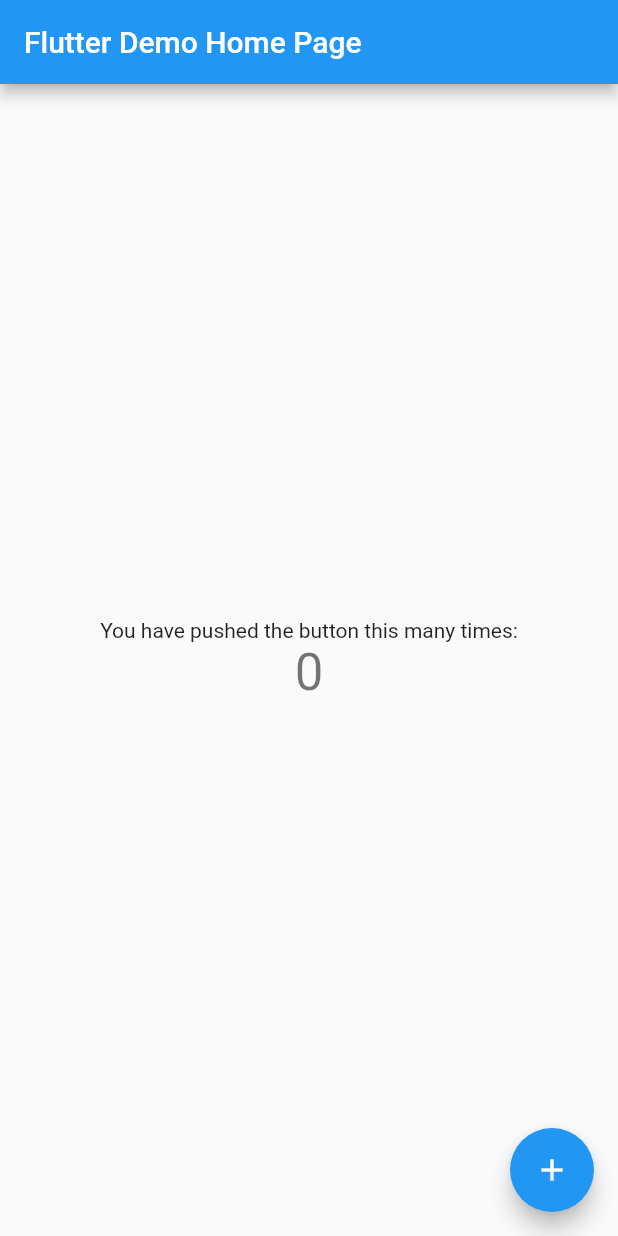
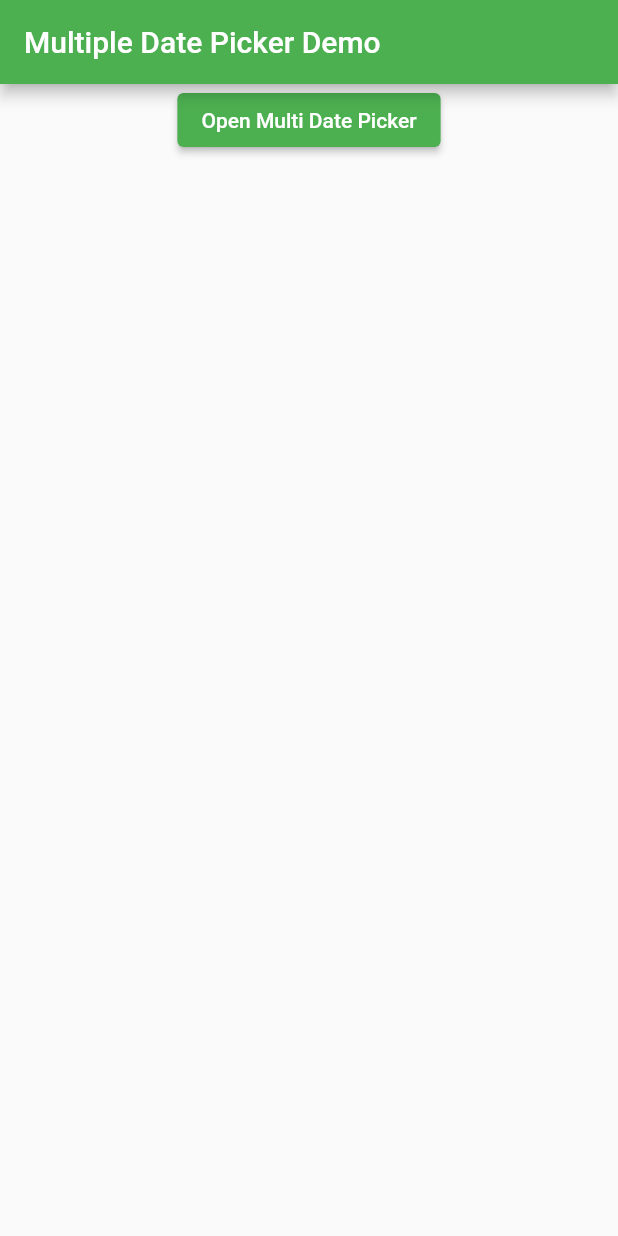
Before and after one commit to wildanptra/flutter-calendar-date-picker-demo, a Flutter app: the screen it shows after launch, on a phone screen of 412 x 824 dp. Run offline on Flutter 3.47's test engine with Material 2 defaults, Android fonts, the phone set to English and light mode, and no system bars; our stand-ins replace calendar_date_picker2.

Commit message:
Calendar Date Picker Complete

```diff
--- a/lib/main.dart
+++ b/lib/main.dart
@@ -1,45 +1,27 @@
 import 'package:flutter/material.dart';
+import 'package:calendar_date_picker2/calendar_date_picker2.dart';
 
 void main() {
   runApp(const MyApp());
 }
 
 class MyApp extends StatelessWidget {
-  const MyApp({super.key});
+  const MyApp({Key? key}) : super(key: key);
 
-  // This widget is the root of your application.
   @override
   Widget build(BuildContext context) {
     return MaterialApp(
-      title: 'Flutter Demo',
+      title: 'Multiple Date Picker Demo',
       theme: ThemeData(
-        // This is the theme of your application.
-        //
-        // Try running your application with "flutter run". You'll see the
-        // application has a blue toolbar. Then, without quitting the app, try
-        // changing the primarySwatch below to Colors.green and then invoke
-        // "hot reload" (press "r" in the console where you ran "flutter run",
-        // or simply save your changes to "hot reload" in a Flutter IDE).
-        // Notice that the counter didn't reset back to zero; the application
-        // is not restarted.
-        primarySwatch: Colors.blue,
+        primarySwatch: Colors.green,
       ),
-      home: const MyHomePage(title: 'Flutter Demo Home Page'),
+      home: const MyHomePage(title: 'Multiple Date Picker Demo'),
     );
   }
 }
 
 class MyHomePage extends StatefulWidget {
-  const MyHomePage({super.key, required this.title});
-
-  // This widget is the home page of your application. It is stateful, meaning
-  // that it has a State object (defined below) that contains fields that affect
-  // how it looks.
-
-  // This class is the configuration for the state. It holds the values (in this
-  // case the title) provided by the parent (in this case the App widget) and
-  // used by the build method of the State. Fields in a Widget subclass are
-  // always marked "final".
+  const MyHomePage({Key? key, required this.title}) : super(key: key);
 
   final String title;
 
@@ -48,68 +30,82 @@ class MyHomePage extends StatefulWidget {
 }
 
 class _MyHomePageState extends State<MyHomePage> {
-  int _counter = 0;
+  List<DateTime?> _selectedDates = [];
 
-  void _incrementCounter() {
-    setState(() {
-      // This call to setState tells the Flutter framework that something has
-      // changed in this State, which causes it to rerun the build method below
-      // so that the display can reflect the updated values. If we changed
-      // _counter without calling setState(), then the build method would not be
-      // called again, and so nothing would appear to happen.
-      _counter++;
-    });
-  }
+Future<void> _selectDates(BuildContext context) async {
+
+  // Create a custom dialog
+  await showDialog(
+    context: context,
+    builder: (BuildContext context) {
+      return AlertDialog(
+        contentPadding: const EdgeInsets.all(0.0),
+        content: SizedBox(
+          width: MediaQuery.of(context).size.width,
+          child: CalendarDatePicker2(
+            config: CalendarDatePicker2Config(
+              calendarType: CalendarDatePicker2Type.multi,
+              firstDate: DateTime.now(),
+              selectableDayPredicate: (DateTime day) {
+                // Batasi hanya 4 tanggal yang dapat dipilih
+                return _selectedDates.length < 4 || _selectedDates.contains(day);
+              },
+            ),
+            value: _selectedDates,
+            onValueChanged: (List<DateTime?> dates) {
+              setState(() {
+                _selectedDates = dates;
+              });
+            },
+          ),
+        ),
+        actions: [
+          ElevatedButton(
+            onPressed: () {
+              Navigator.of(context).pop();
+            },
+            child: const Text("OK"),
+          ),
+        ],
+      );
+    },
+  );
+}
+
 
   @override
   Widget build(BuildContext context) {
-    // This method is rerun every time setState is called, for instance as done
-    // by the _incrementCounter method above.
-    //
-    // The Flutter framework has been optimized to make rerunning build methods
-    // fast, so that you can just rebuild anything that needs updating rather
-    // than having to individually change instances of widgets.
     return Scaffold(
       appBar: AppBar(
-        // Here we take the value from the MyHomePage object that was created by
-        // the App.build method, and use it to set our appbar title.
         title: Text(widget.title),
       ),
       body: Center(
-        // Center is a layout widget. It takes a single child and positions it
-        // in the middle of the parent.
         child: Column(
-          // Column is also a layout widget. It takes a list of children and
-          // arranges them vertically. By default, it sizes itself to fit its
-          // children horizontally, and tries to be as tall as its parent.
-          //
-          // Invoke "debug painting" (press "p" in the console, choose the
-          // "Toggle Debug Paint" action from the Flutter Inspector in Android
-          // Studio, or the "Toggle Debug Paint" command in Visual Studio Code)
-          // to see the wireframe for each widget.
-          //
-          // Column has various properties to control how it sizes itself and
-          // how it positions its children. Here we use mainAxisAlignment to
-          // center the children vertically; the main axis here is the vertical
-          // axis because Columns are vertical (the cross axis would be
-          // horizontal).
           mainAxisAlignment: MainAxisAlignment.center,
           children: <Widget>[
-            const Text(
-              'You have pushed the button this many times:',
+            ElevatedButton(
+              onPressed: () {
+                _selectDates(context);
+              },
+              child: const Text('Open Multi Date Picker'),
             ),
-            Text(
-              '$_counter',
-              style: Theme.of(context).textTheme.headlineMedium,
+            const SizedBox(height: 20),
+            Expanded(
+              child: ListView.builder(
+                itemCount: _selectedDates.length,
+                itemBuilder: (BuildContext context, int index) {
+                  return Padding(
+                    padding: const EdgeInsets.all(10.0),
+                    child: Text(
+                      'Selected Date ${index + 1}: ${_selectedDates[index] != null ? _selectedDates[index]!.toString() : "No Date Selected"}',
+                    ),
+                  );
+                },
+              ),
             ),
           ],
         ),
       ),
-      floatingActionButton: FloatingActionButton(
-        onPressed: _incrementCounter,
-        tooltip: 'Increment',
-        child: const Icon(Icons.add),
-      ), // This trailing comma makes auto-formatting nicer for build methods.
     );
   }
 }
--- a/pubspec.yaml
+++ b/pubspec.yaml
@@ -35,6 +35,9 @@ dependencies:
   # The following adds the Cupertino Icons font to your application.
   # Use with the CupertinoIcons class for iOS style icons.
   cupertino_icons: ^1.0.2
+  calendar_date_picker2: ^0.5.3
+  flutter_localization: ^0.1.14
+
 
 dev_dependencies:
   flutter_test:
```
Also changed, not shown: pubspec.lock, 6 other files.
